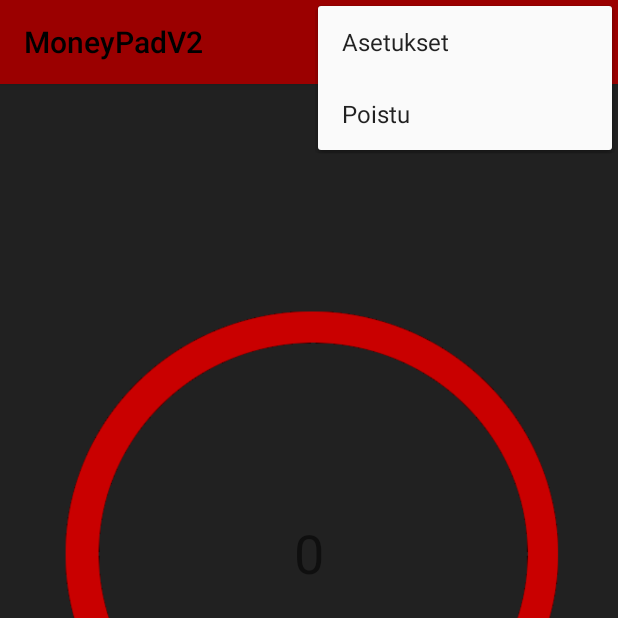
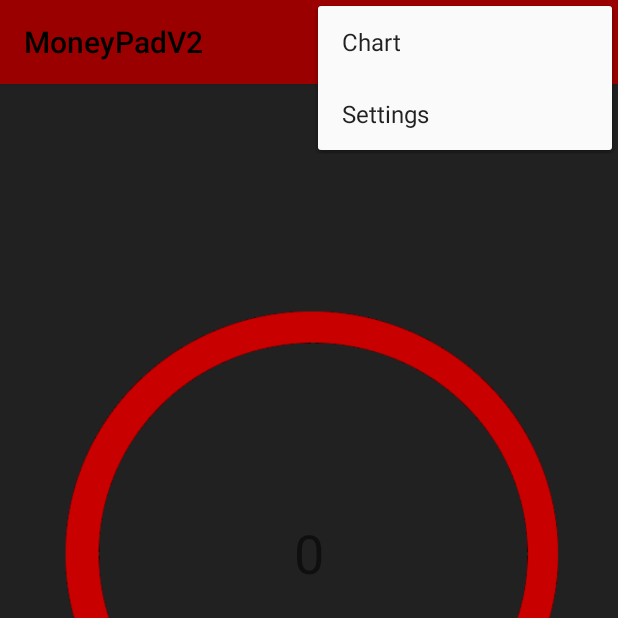
Before and after one commit to TEMETS/Moneypad, an Android app: the screen it shows after launch (MainActivity), with the options menu open, on a phone screen of 412 x 824 dp, the top half of it. Run offline under Robolectric (Android 15) with nearby library versions, the phone set to English and light mode, and no system bars.

Commit message:
Layouttia

```diff
--- a/app/src/main/res/menu/main_menu.xml
+++ b/app/src/main/res/menu/main_menu.xml
@@ -2,12 +2,12 @@
 <menu xmlns:android="http://schemas.android.com/apk/res/android"
     xmlns:app="http://schemas.android.com/apk/res-auto">
 
-    <item android:id="@+id/asetukset"
-        android:title="@string/settings"
+    <item android:id="@+id/chart"
+        android:title="Chart"
         app:showAsAction="never"/>
 
-    <item android:id="@+id/poistu"
-        android:title="@string/exit"
+    <item android:id="@+id/settings"
+        android:title="Settings"
         app:showAsAction="never"/>
 
 
--- a/app/src/main/res/values/strings.xml
+++ b/app/src/main/res/values/strings.xml
@@ -1,7 +1,7 @@
 <resources>
     <string name="app_name">MoneyPadV2</string>
-    <string name="settings">Asetukset</string>
-    <string name="exit">Poistu</string>
+    <string name="chart">Chart</string>
+    <string name="settings">Settings</string>
     <string name="money_left">0</string>
     <string name="text_spent_today">Today</string>
     <string name="text_spent_yesterday">Yesterday</string>
```
